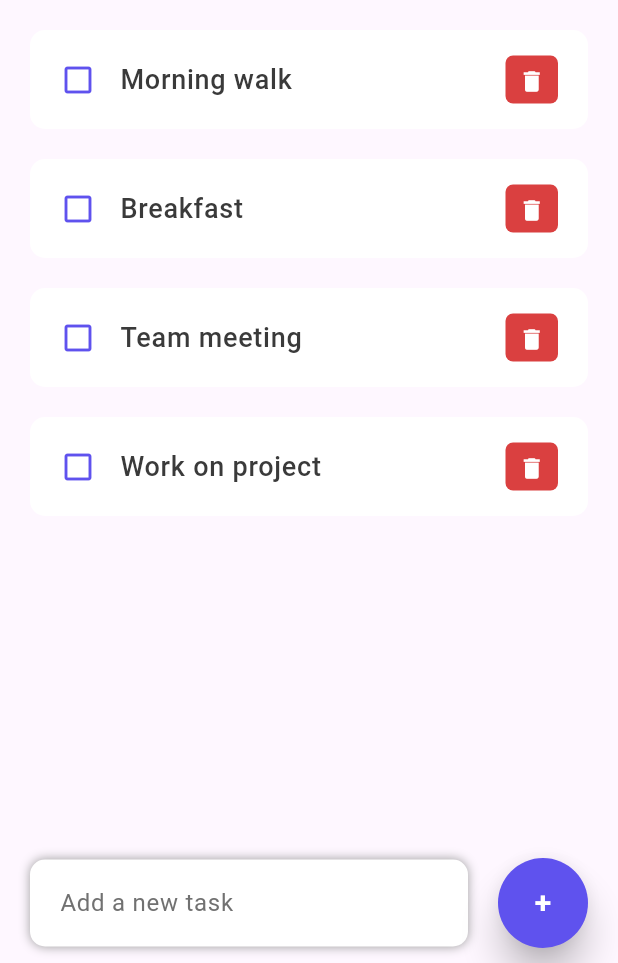
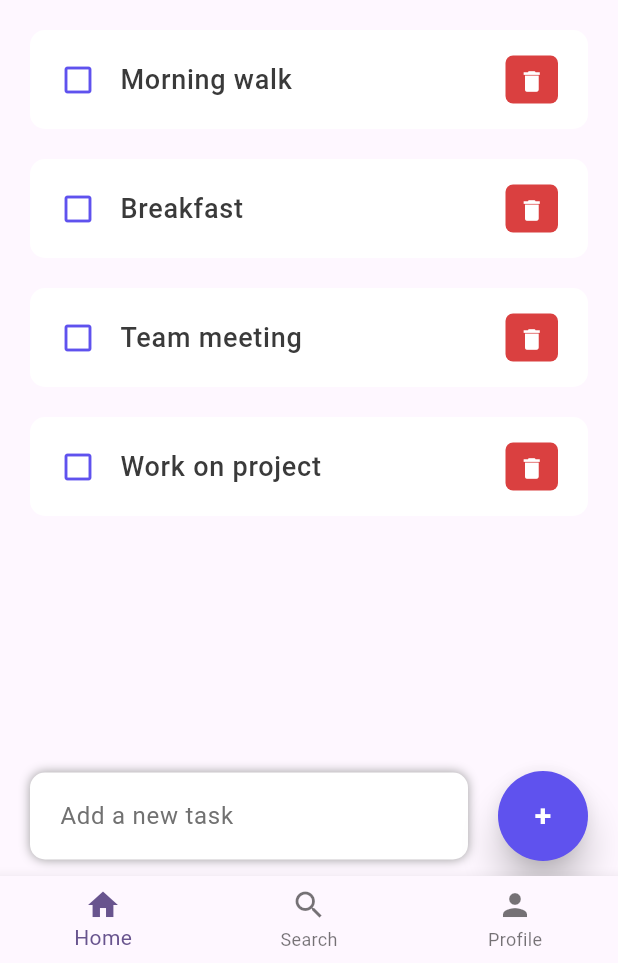
Before and after one commit to tranhuutuan261103/to-do-list-flutter, a Flutter app: the screen it shows after launch, after a tap on "Morning walk", on a phone screen of 412 x 824 dp, the part 273-1236 px from its top. Run offline on Flutter 3.47's test engine with Material 3 defaults, Android fonts, the phone set to English and light mode, and no system bars.

```diff
--- a/lib/main.dart
+++ b/lib/main.dart
@@ -1,6 +1,6 @@
 import 'package:flutter/material.dart';
 import 'package:flutter/services.dart';
-import 'package:to_do_list/screens/home.dart';
+import './routes/app_routes.dart';
 
 void main() {
   runApp(const MyApp());
@@ -27,7 +27,7 @@ class MyApp extends StatelessWidget {
         colorScheme: ColorScheme.fromSeed(seedColor: Colors.deepPurple),
         useMaterial3: true,
       ),
-      home: const Home(),
+      home: const AppRoutes(),
     );
   }
 }
--- /dev/null
+++ b/lib/routes/app_routes.dart
@@ -0,0 +1,56 @@
+import 'package:flutter/material.dart';
+
+import "../screens/home.dart";
+
+class AppRoutes extends StatefulWidget {
+  const AppRoutes({super.key});
+
+  @override
+  State<AppRoutes> createState() => _AppRoutesState();
+}
+
+class _AppRoutesState extends State<AppRoutes> {
+  int currentTab = 0;
+  final List<Widget> screens = [
+    const Home(),
+    const Placeholder(),
+    const Placeholder(),
+  ];
+
+  final pageStorageBucket = PageStorageBucket();
+  Widget currentScreen = const Home();
+
+  @override
+  Widget build(BuildContext context) {
+    return Scaffold(
+      body: PageStorage(
+        bucket: pageStorageBucket,
+        child: currentScreen,
+      ),
+      bottomNavigationBar: BottomNavigationBar(
+        enableFeedback: false,
+        currentIndex: currentTab,
+        onTap: (index) {
+          setState(() {
+            currentTab = index;
+            currentScreen = screens[index];
+          });
+        },
+        items: const [
+          BottomNavigationBarItem(
+            icon: Icon(Icons.home),
+            label: 'Home',
+          ),
+          BottomNavigationBarItem(
+            icon: Icon(Icons.search),
+            label: 'Search',
+          ),
+          BottomNavigationBarItem(
+            icon: Icon(Icons.person),
+            label: 'Profile',
+          ),
+        ],
+      ),
+    );
+  }
+}
```
